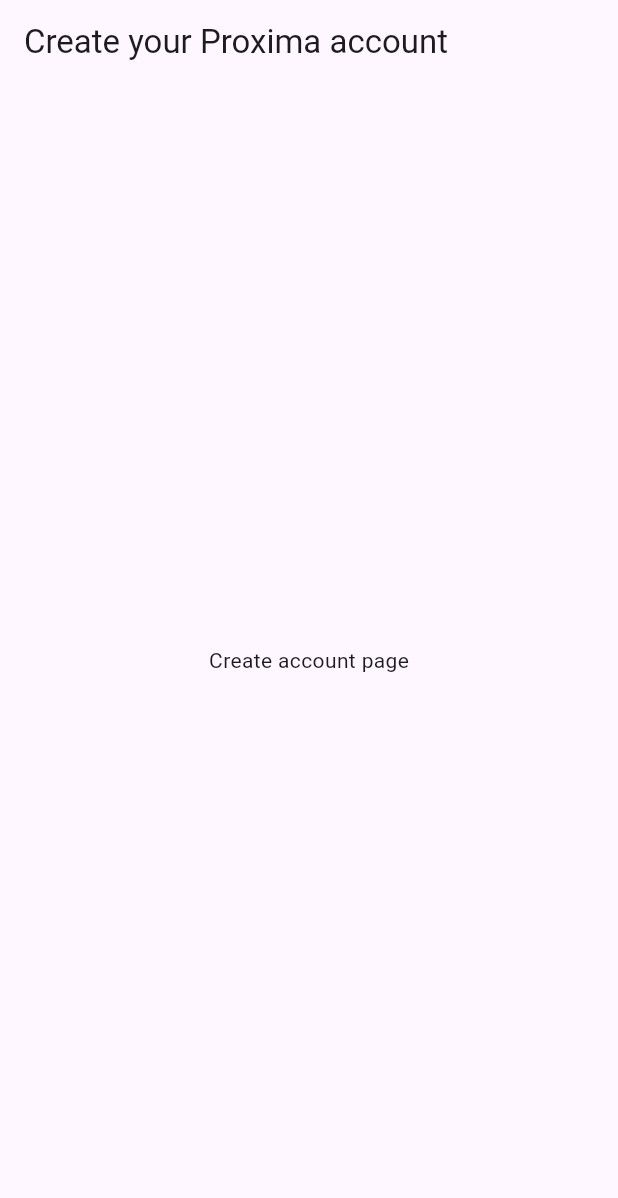
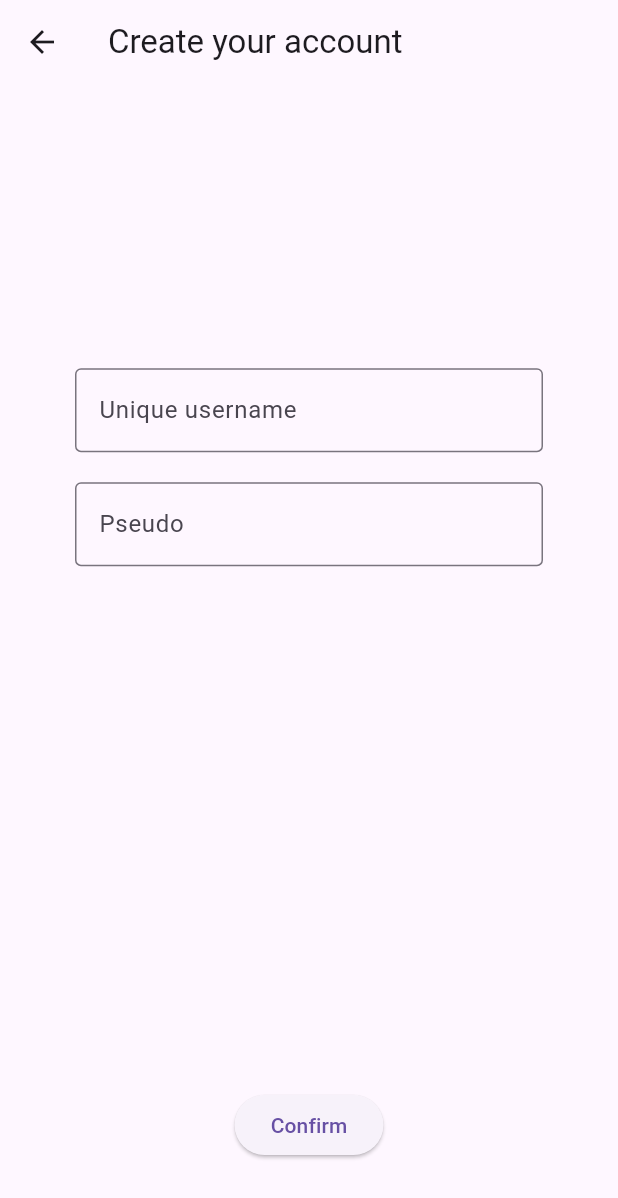
Before and after one commit to ProximaEPFL/proxima, a Flutter app: the screen it shows once a user with an empty profile is signed in, on a phone screen of 412 x 824 dp. Shown: the top 1198 px of the screen. Run offline on Flutter 3.47's test engine with Material 3 defaults, Android fonts, the phone set to English and light mode, and no system bars; our stand-ins replace cloud_firestore, firebase_auth, firebase_core, google_sign_in, hooks_riverpod; accounts and stored records are empty.

Commit message:
feat(createAccount): add CreateAccountPage content

```diff
--- a/lib/views/pages/create_account_page.dart
+++ b/lib/views/pages/create_account_page.dart
@@ -1,16 +1,75 @@
 import "package:flutter/material.dart";
 import "package:hooks_riverpod/hooks_riverpod.dart";
+import "package:proxima/viewmodels/login_view_model.dart";
+import "package:proxima/views/navigation/routes.dart";
 
 class CreateAccountPage extends HookConsumerWidget {
   const CreateAccountPage({super.key});
 
   @override
   Widget build(BuildContext context, WidgetRef ref) {
-    return Scaffold(
-      appBar: AppBar(
-        title: const Text("Create your Proxima account"),
+    // TODO: This is copied from home_page. I am pretty sure there is a way to improve this.
+    ref.listen(isUserLoggedInProvider, (_, isLoggedIn) {
+      if (!isLoggedIn) {
+        // Go to login page when the user is logged out
+        Navigator.pushNamedAndRemoveUntil(
+          context,
+          Routes.login.name,
+          (route) => false,
+        );
+      }
+    });
+
+    return SafeArea(
+      child: Scaffold(
+        appBar: AppBar(
+          leading: IconButton(
+              onPressed: () {
+                ref.read(loginServiceProvider).signOut();
+              },
+              icon: const Icon(Icons.arrow_back)),
+          title: const Text("Create your account"),
+        ),
+        body: const Padding(
+          padding: EdgeInsets.only(left: 50, right: 50, top: 50, bottom: 50),
+          child: Center(child: _CreateAccountPageContent()),
+        ),
       ),
-      body: const Center(child: Text("Create account page")),
     );
   }
 }
+
+class _CreateAccountPageContent extends HookConsumerWidget {
+  const _CreateAccountPageContent();
+
+  @override
+  Widget build(BuildContext context, WidgetRef ref) {
+    return Column(
+      mainAxisAlignment: MainAxisAlignment.start,
+      children: [
+        Flexible(flex: 20, child: Container()),
+        const TextField(
+          decoration: InputDecoration(
+            labelText: "Unique username",
+            border: OutlineInputBorder(),
+          ),
+        ),
+        const SizedBox(height: 20),
+        const TextField(
+          decoration: InputDecoration(
+            labelText: "Pseudo",
+            border: OutlineInputBorder(),
+          ),
+        ),
+        Flexible(flex: 50, child: Container()),
+        ElevatedButton(
+          onPressed: () {
+            // TODO: Also store this to the database
+            Navigator.pushReplacementNamed(context, Routes.home.name);
+          },
+          child: const Text("Confirm"),
+        ),
+      ],
+    );
+  }
+}
```
